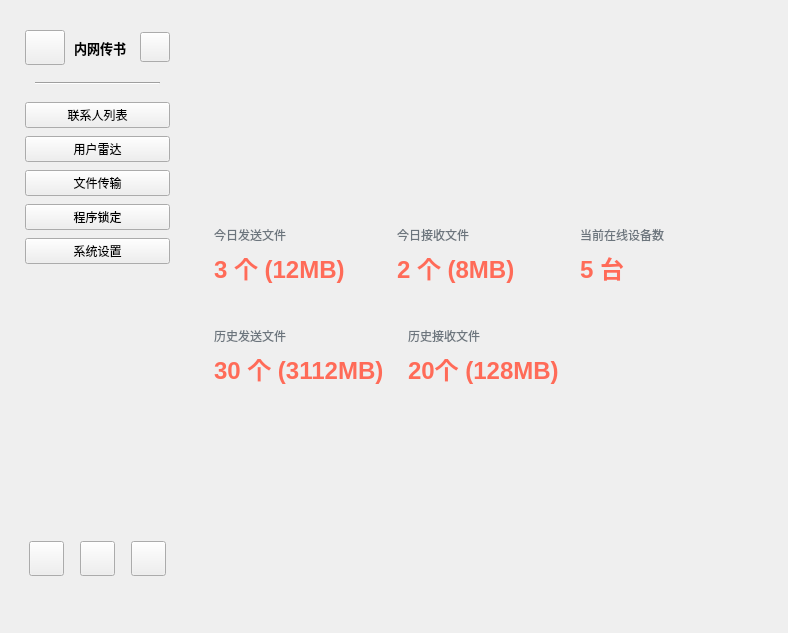
Huu-Yuu/IntraSend, file src/new_ui/home.ui: the form before one commit.
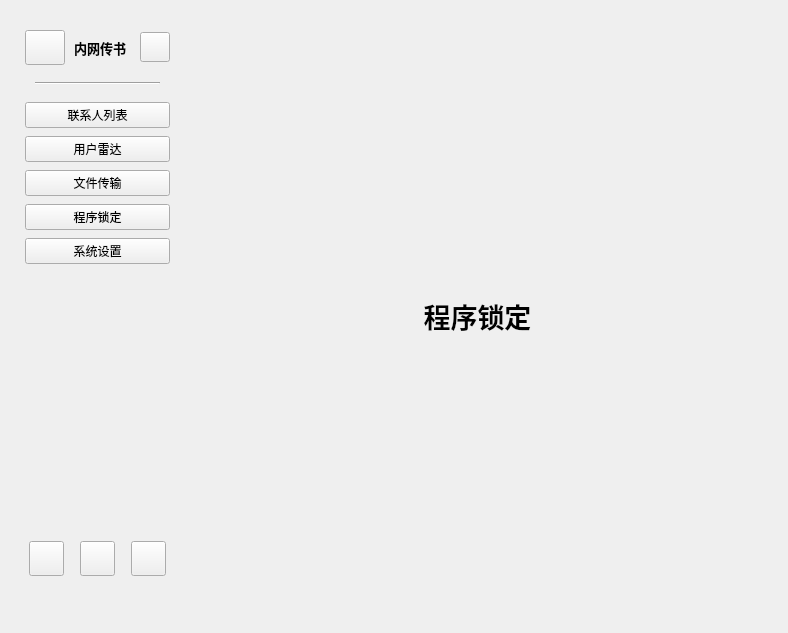
The form after the commit. The open tabs and pages were chosen to show the change. Icons and pictures are not drawn. Custom widgets are drawn as their Qt base class.

Commit message: 优化UI

Patch:
```diff
--- a/src/new_ui/home.ui
+++ b/src/new_ui/home.ui
@@ -642,6 +642,60 @@
         </item>
        </layout>
       </widget>
+      <widget class="QWidget" name="lock_page">
+       <widget class="QLabel" name="lab_mess_5">
+        <property name="geometry">
+         <rect>
+          <x>110</x>
+          <y>140</y>
+          <width>361</width>
+          <height>291</height>
+         </rect>
+        </property>
+        <property name="font">
+         <font>
+          <pointsize>20</pointsize>
+          <bold>true</bold>
+         </font>
+        </property>
+        <property name="layoutDirection">
+         <enum>Qt::LayoutDirection::LeftToRight</enum>
+        </property>
+        <property name="text">
+         <string>程序锁定</string>
+        </property>
+        <property name="alignment">
+         <set>Qt::AlignmentFlag::AlignCenter</set>
+        </property>
+       </widget>
+      </widget>
+      <widget class="QWidget" name="sys_config_page">
+       <widget class="QLabel" name="lab_mess_6">
+        <property name="geometry">
+         <rect>
+          <x>100</x>
+          <y>130</y>
+          <width>361</width>
+          <height>291</height>
+         </rect>
+        </property>
+        <property name="font">
+         <font>
+          <pointsize>20</pointsize>
+          <bold>true</bold>
+         </font>
+        </property>
+        <property name="layoutDirection">
+         <enum>Qt::LayoutDirection::LeftToRight</enum>
+        </property>
+        <property name="text">
+         <string>系统设置</string>
+        </property>
+        <property name="alignment">
+         <set>Qt::AlignmentFlag::AlignCenter</set>
+        </property>
+       </widget>
+      </widget>
      </widget>
     </item>
    </layout>
```
Left out of the diff: 34 changed lines with no effect on the pictures. The commit also changes 2 other files.
